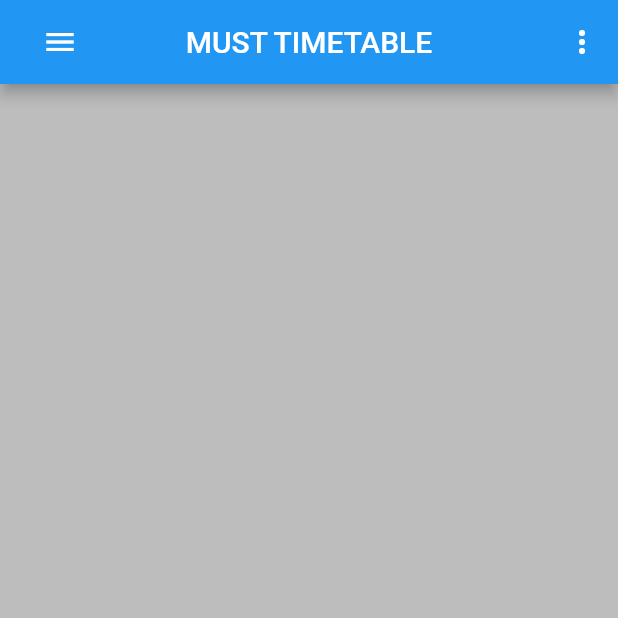
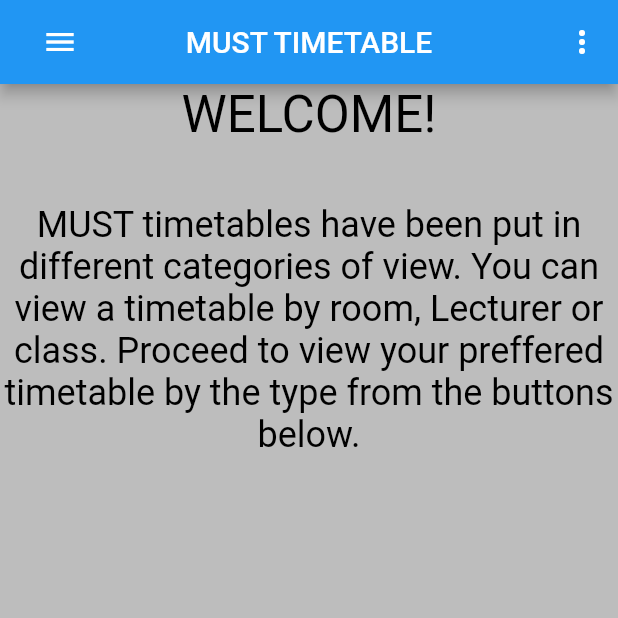
Before and after one commit to shadkasera/must_timetable1, a Flutter app: the screen it shows after launch, on a phone screen of 412 x 824 dp, the top half of it. Run offline on Flutter 3.47's test engine with Material 2 defaults, Android fonts, the light colour scheme and no system bars.

Commit message:
modified files

```diff
--- a/lib/welcome_screen.dart
+++ b/lib/welcome_screen.dart
@@ -66,7 +66,23 @@
           ],
           centerTitle: true,
         ),
-        body: Container(),
+        body: RichText(
+                text: const TextSpan(
+                  text: 'WELCOME! \n\n',
+                  style: TextStyle(
+                    fontSize: 34,
+                    color: Colors.black,
+                  ),
+                  children: [
+                    TextSpan(
+                      text:
+                          'MUST timetables have been put in different categories of view. You can view a timetable by room, Lecturer or class. Proceed to view your preffered timetable by the type from the buttons below.',
+                      style: TextStyle(fontSize: 24, color: Colors.black),
+                    ),
+                  ],
+                ),
+                textAlign: TextAlign.center,
+              ),
       ),
     );
   }
```
